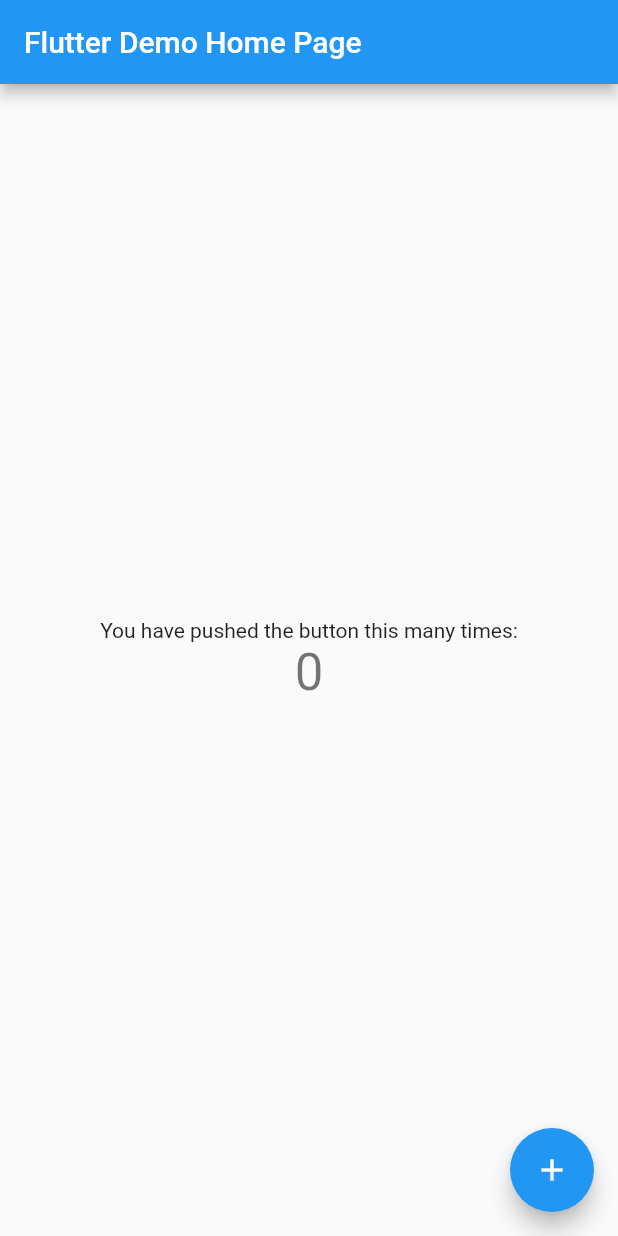
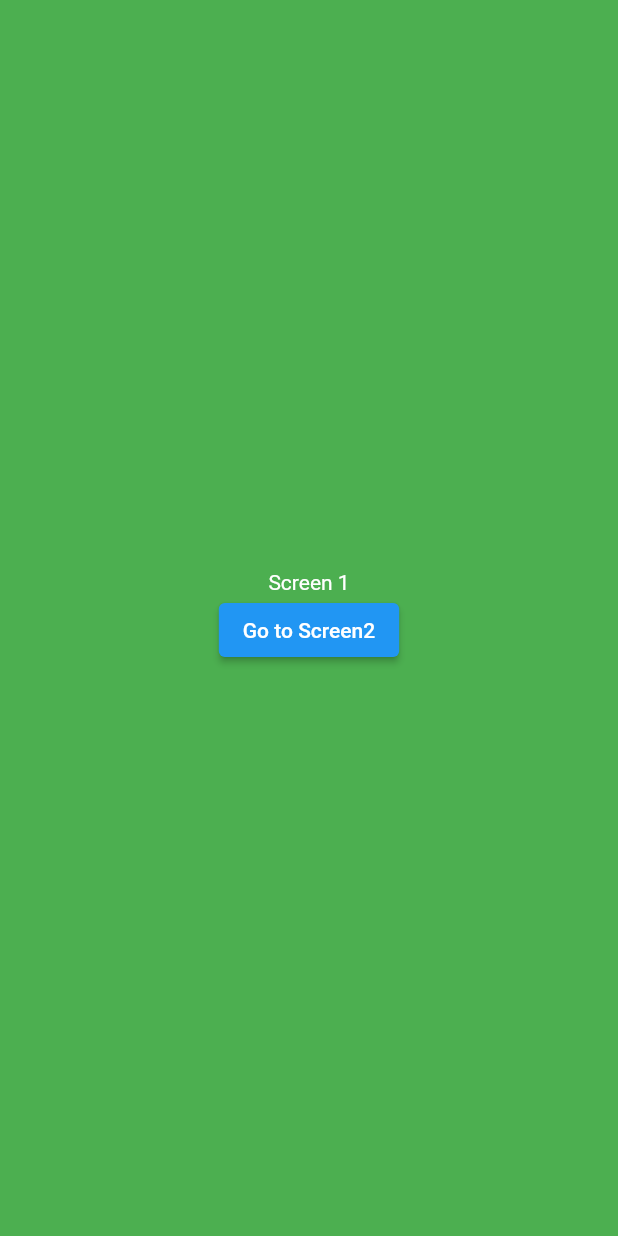
Before and after one commit to RyouMon/My-Frist-Date-With-Dart, a Flutter app: the screen it shows after launch, on a phone screen of 412 x 824 dp. Run offline on Flutter 3.47's test engine with Material 2 defaults, Android fonts, the phone set to English and light mode, and no system bars; our stand-ins replace datetime_picker_formfield.

Commit message:
Navigator directly

```diff
--- a/Chapter07/navigation/lib/main.dart
+++ b/Chapter07/navigation/lib/main.dart
@@ -1,113 +1,7 @@
 import 'package:flutter/material.dart';
+import 'navigation_directly.dart';
 
 void main() {
-  runApp(MyApp());
+  // example 0 - Navigator directly
+  runApp(NavigatorDirectlyApp());
 }
-
-class MyApp extends StatelessWidget {
-  // This widget is the root of your application.
-  @override
-  Widget build(BuildContext context) {
-    return MaterialApp(
-      title: 'Flutter Demo',
-      theme: ThemeData(
-        // This is the theme of your application.
-        //
-        // Try running your application with "flutter run". You'll see the
-        // application has a blue toolbar. Then, without quitting the app, try
-        // changing the primarySwatch below to Colors.green and then invoke
-        // "hot reload" (press "r" in the console where you ran "flutter run",
-        // or simply save your changes to "hot reload" in a Flutter IDE).
-        // Notice that the counter didn't reset back to zero; the application
-        // is not restarted.
-        primarySwatch: Colors.blue,
-      ),
-      home: MyHomePage(title: 'Flutter Demo Home Page'),
-    );
-  }
-}
-
-class MyHomePage extends StatefulWidget {
-  MyHomePage({Key? key, required this.title}) : super(key: key);
-
-  // This widget is the home page of your application. It is stateful, meaning
-  // that it has a State object (defined below) that contains fields that affect
-  // how it looks.
-
-  // This class is the configuration for the state. It holds the values (in this
-  // case the title) provided by the parent (in this case the App widget) and
-  // used by the build method of the State. Fields in a Widget subclass are
-  // always marked "final".
-
-  final String title;
-
-  @override
-  _MyHomePageState createState() => _MyHomePageState();
-}
-
-class _MyHomePageState extends State<MyHomePage> {
-  int _counter = 0;
-
-  void _incrementCounter() {
-    setState(() {
-      // This call to setState tells the Flutter framework that something has
-      // changed in this State, which causes it to rerun the build method below
-      // so that the display can reflect the updated values. If we changed
-      // _counter without calling setState(), then the build method would not be
-      // called again, and so nothing would appear to happen.
-      _counter++;
-    });
-  }
-
-  @override
-  Widget build(BuildContext context) {
-    // This method is rerun every time setState is called, for instance as done
-    // by the _incrementCounter method above.
-    //
-    // The Flutter framework has been optimized to make rerunning build methods
-    // fast, so that you can just rebuild anything that needs updating rather
-    // than having to individually change instances of widgets.
-    return Scaffold(
-      appBar: AppBar(
-        // Here we take the value from the MyHomePage object that was created by
-        // the App.build method, and use it to set our appbar title.
-        title: Text(widget.title),
-      ),
-      body: Center(
-        // Center is a layout widget. It takes a single child and positions it
-        // in the middle of the parent.
-        child: Column(
-          // Column is also a layout widget. It takes a list of children and
-          // arranges them vertically. By default, it sizes itself to fit its
-          // children horizontally, and tries to be as tall as its parent.
-          //
-          // Invoke "debug painting" (press "p" in the console, choose the
-          // "Toggle Debug Paint" action from the Flutter Inspector in Android
-          // Studio, or the "Toggle Debug Paint" command in Visual Studio Code)
-          // to see the wireframe for each widget.
-          //
-          // Column has various properties to control how it sizes itself and
-          // how it positions its children. Here we use mainAxisAlignment to
-          // center the children vertically; the main axis here is the vertical
-          // axis because Columns are vertical (the cross axis would be
-          // horizontal).
-          mainAxisAlignment: MainAxisAlignment.center,
-          children: <Widget>[
-            Text(
-              'You have pushed the button this many times:',
-            ),
-            Text(
-              '$_counter',
-              style: Theme.of(context).textTheme.headline4,
-            ),
-          ],
-        ),
-      ),
-      floatingActionButton: FloatingActionButton(
-        onPressed: _incrementCounter,
-        tooltip: 'Increment',
-        child: Icon(Icons.add),
-      ), // This trailing comma makes auto-formatting nicer for build methods.
-    );
-  }
-}
--- /dev/null
+++ b/Chapter07/navigation/lib/navigation_directly.dart
@@ -0,0 +1,81 @@
+import 'package:flutter/material.dart';
+
+class NavigatorDirectlyApp extends StatefulWidget {
+  @override
+  _NavigatorDirectlyAppState createState() => _NavigatorDirectlyAppState();
+}
+
+class _NavigatorDirectlyAppState extends State<NavigatorDirectlyApp>
+    with WidgetsBindingObserver {
+  final _navigatorKey = GlobalKey<NavigatorState>();
+
+  @override
+  void initState() {
+    super.initState();
+    WidgetsBinding.instance?.addObserver(this);
+  }
+
+  @override
+  void dispose() {
+    WidgetsBinding.instance?.removeObserver(this);
+    super.dispose();
+  }
+
+  @override
+  Future<bool> didPopRoute() {
+    _navigatorKey.currentState!.pop();
+    return Future.value(true);
+  }
+
+  @override
+  Widget build(BuildContext context) {
+    return Directionality(
+        textDirection: TextDirection.ltr,
+        child: Navigator(
+          key: _navigatorKey,
+          onGenerateRoute: (RouteSettings settings) {
+            return MaterialPageRoute(
+                builder: (BuildContext context) => _screen1(context));
+          },
+        ));
+  }
+
+  _screen2(BuildContext context) {
+    return Container(
+      color: Colors.blue,
+      child: Column(
+        children: [
+          Text("Screen 2"),
+          ElevatedButton(
+              onPressed: () {
+                Navigator.of(context).pop();
+              },
+              child: Text("Go to Screen1"))
+        ],
+        mainAxisSize: MainAxisSize.max,
+        mainAxisAlignment: MainAxisAlignment.center,
+      ),
+    );
+  }
+
+  _screen1(BuildContext context) {
+    return Container(
+      color: Colors.green,
+      child: Column(
+        children: [
+          Text("Screen 1"),
+          ElevatedButton(
+              onPressed: () {
+                Navigator.of(context)
+                    .push(MaterialPageRoute(builder: (BuildContext context) {
+                  return _screen2(context);
+                }));
+              },
+              child: Text("Go to Screen2"))
+        ],
+        mainAxisSize: MainAxisSize.max,
+        mainAxisAlignment: MainAxisAlignment.center,
+      ),
+    );
+  }
+}
```
